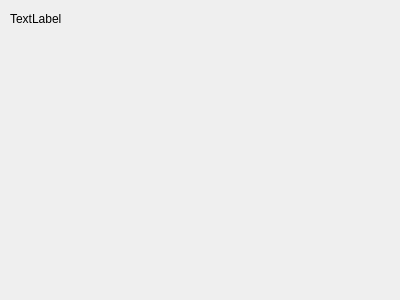
Above: pogoda.ui from wiacekmarcin/js before the change. Below: the same form after it.
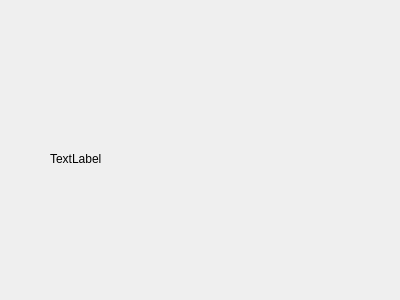
That is the form after the change.

Patch:
```diff
--- a/pogoda.ui
+++ b/pogoda.ui
@@ -16,8 +16,8 @@
   <widget class="QLabel" name="wind">
    <property name="geometry">
     <rect>
-     <x>10</x>
-     <y>10</y>
+     <x>50</x>
+     <y>150</y>
      <width>58</width>
      <height>18</height>
     </rect>
@@ -26,6 +26,19 @@
     <string>TextLabel</string>
    </property>
   </widget>
+  <widget class="QLabel" name="citydate">
+   <property name="geometry">
+    <rect>
+     <x>0</x>
+     <y>0</y>
+     <width>251</width>
+     <height>41</height>
+    </rect>
+   </property>
+   <property name="text">
+    <string/>
+   </property>
+  </widget>
  </widget>
  <resources/>
  <connections/>
```
